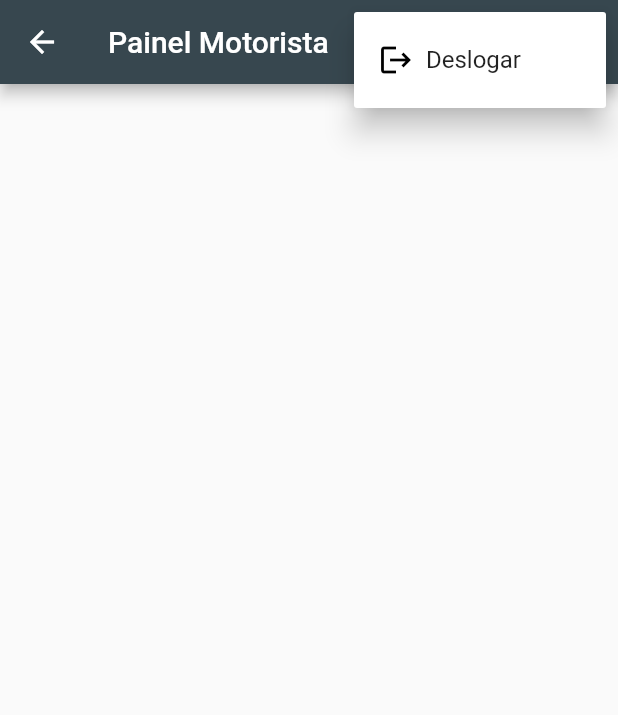
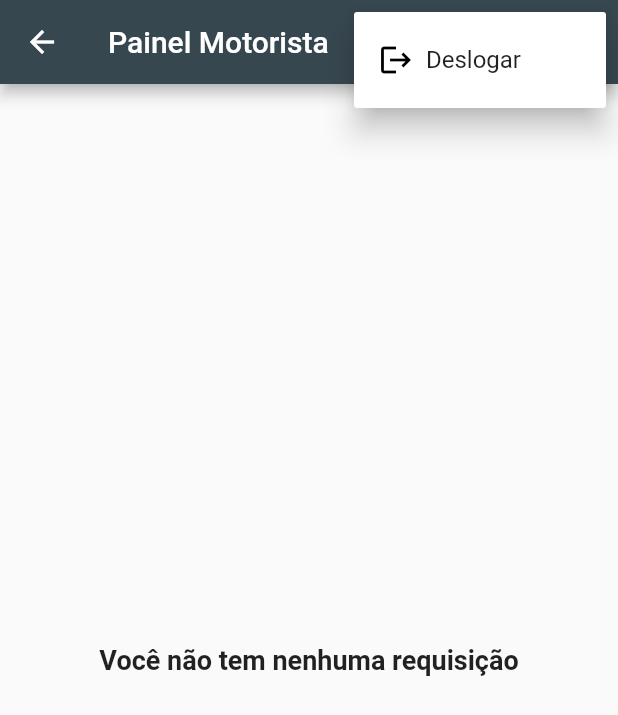
Before and after one commit to ayoline/uber-clone, a Flutter app: the PainelMotorista screen opened by its route, after a tap on the "more vert" icon, on a phone screen of 412 x 824 dp. Shown: the top 715 px of the screen. Run offline on Flutter 3.47's test engine with Material 2 defaults, Android fonts, the phone set to English and light mode, and no system bars; our stand-ins replace cloud_firestore, firebase_auth, firebase_core, geocoding, geolocator, google_maps_flutter; accounts and stored records are empty.

Commit message:
Lista as requisições no painel do motorista

```diff
--- a/lib/telas/PainelMotorista.dart
+++ b/lib/telas/PainelMotorista.dart
@@ -1,5 +1,8 @@
+import 'dart:async';
+import 'package:cloud_firestore/cloud_firestore.dart';
 import 'package:firebase_auth/firebase_auth.dart';
 import 'package:flutter/material.dart';
+import 'package:uber_clone/util/StatusRequisicao.dart';
 
 import '../Rotas.dart';
 
@@ -12,8 +15,37 @@ class PainelMotorista extends StatefulWidget {
 
 class _PainelMotoristaState extends State<PainelMotorista>
     with SingleTickerProviderStateMixin {
+  final _controller = StreamController<QuerySnapshot>();
+  FirebaseFirestore db = FirebaseFirestore.instance;
+
+  @override
+  void initState() {
+    super.initState();
+    // Adiciona listenet para recuperar requisições
+    _adicionarListenerRequisicoes();
+  }
+
   @override
   Widget build(BuildContext context) {
+    var mensagemCarregando = Center(
+      child: Column(
+        children: [
+          Text("Carregando requisições"),
+          CircularProgressIndicator(),
+        ],
+      ),
+    );
+
+    var mensagemNaoTemDados = Center(
+      child: Text(
+        "Você não tem nenhuma requisição",
+        style: TextStyle(
+          fontSize: 18,
+          fontWeight: FontWeight.bold,
+        ),
+      ),
+    );
+
     return Scaffold(
       appBar: AppBar(
         title: Text("Painel Motorista"),
@@ -39,8 +71,62 @@ class _PainelMotoristaState extends State<PainelMotorista>
           ),
         ],
       ),
-      body: Container(),
+      body: StreamBuilder<QuerySnapshot>(
+        stream: _controller.stream,
+        builder: (context, snapshot) {
+          switch (snapshot.connectionState) {
+            case ConnectionState.none:
+            case ConnectionState.waiting:
+              return mensagemCarregando;
+            case ConnectionState.active:
+            case ConnectionState.done:
+              if (snapshot.hasError) {
+                return Text("Erro ao carregar dados!");
+              } else {
+                QuerySnapshot? querySnapshot = snapshot.data;
+                if (querySnapshot!.docs.length == 0) {
+                  return mensagemNaoTemDados;
+                } else {
+                  return ListView.separated(
+                    itemCount: querySnapshot.docs.length,
+                    separatorBuilder: (context, index) => Divider(
+                      height: 2,
+                      color: Colors.grey,
+                    ),
+                    itemBuilder: (context, index) {
+                      List<DocumentSnapshot> requisicoes =
+                          querySnapshot.docs.toList();
+                      DocumentSnapshot item = requisicoes[index];
+
+                      //String idRequisicao = item["id"];
+                      String nomePassageiro = item["passageiro"]["nome"];
+                      String rua = item["destino"]["rua"];
+                      String numero = item["destino"]["numero"];
+
+                      return ListTile(
+                        title: Text(nomePassageiro),
+                        subtitle: Text("destino: $rua, $numero"),
+                      );
+                    },
+                  );
+                }
+              }
+          }
+        },
+      ),
     );
+  }
+
+  Stream<QuerySnapshot>? _adicionarListenerRequisicoes() {
+    final stream = db
+        .collection("requisicoes")
+        .where("status", isEqualTo: StatusRequisicao.AGUARDANDO)
+        .snapshots();
+
+    stream.listen((dados) {
+      _controller.add(dados);
+    });
+    return null;
   }
 
   void onSelected(BuildContext context, int item) {
```
